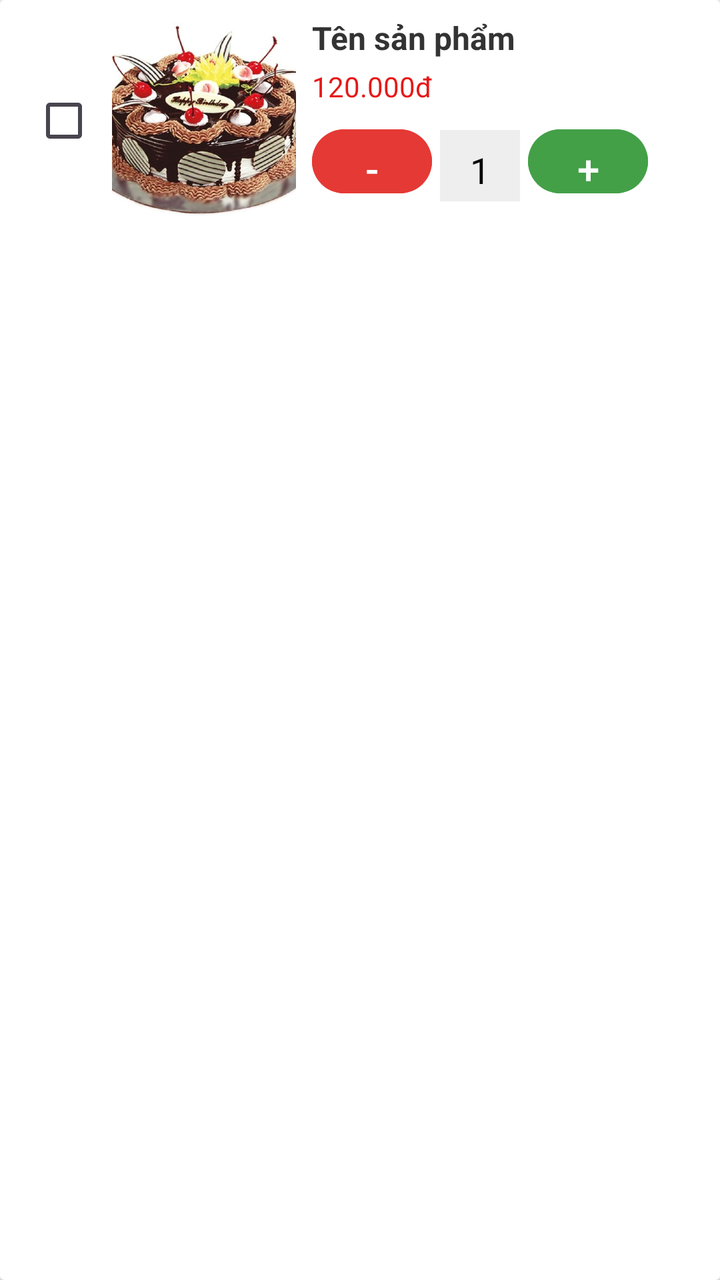
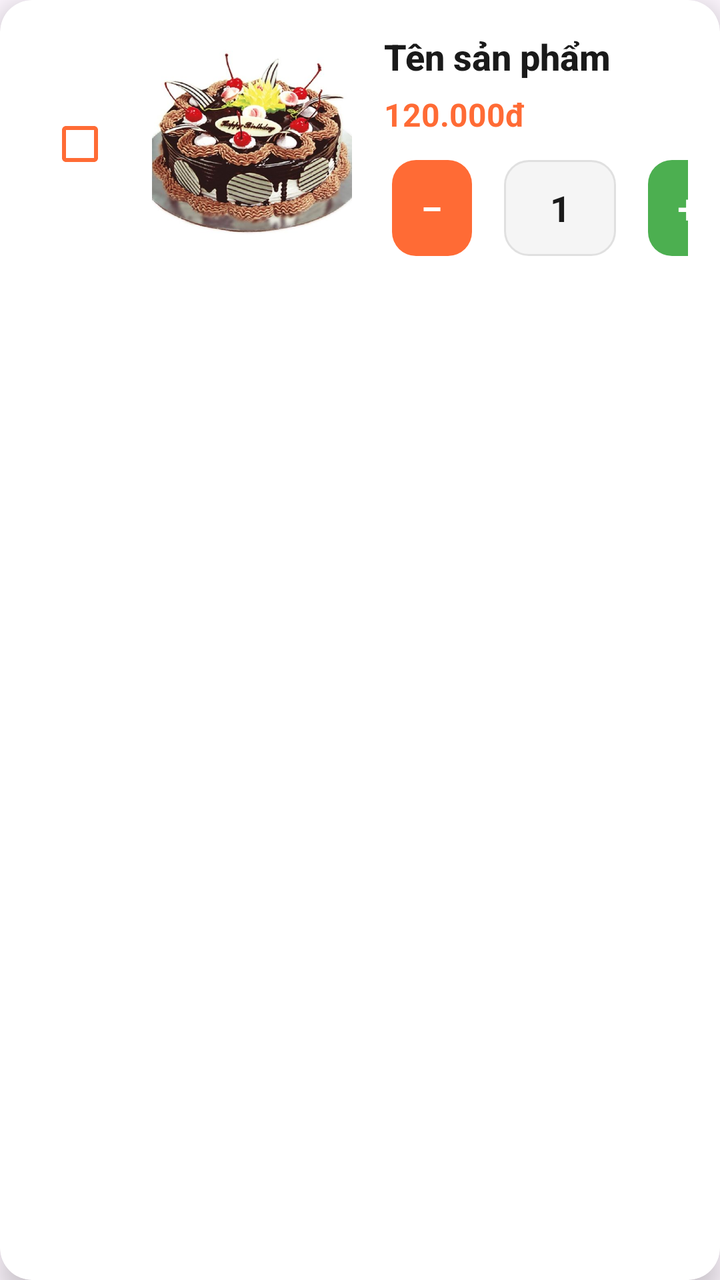

Before-and-after screenshots of an Android layout around one commit, followed by the original layout XML and the change that was made.
<!-- AndroidManifest.xml: application theme Theme.MyApplication -->
<!-- res/layout/item_cart.xml -->
<?xml version="1.0" encoding="utf-8"?>
<androidx.cardview.widget.CardView
    xmlns:android="http://schemas.android.com/apk/res/android"
    android:layout_width="match_parent"
    android:layout_height="wrap_content"
    android:layout_margin="8dp"
    android:elevation="4dp">

    <LinearLayout
        android:layout_width="match_parent"
        android:layout_height="wrap_content"
        android:orientation="horizontal"
        android:padding="8dp">

        <CheckBox
            android:id="@+id/cbCheck"
            android:layout_width="wrap_content"
            android:layout_height="wrap_content"
            android:layout_gravity="center_vertical" />

        <ImageView
            android:id="@+id/item_image1"
            android:layout_width="92dp"
            android:layout_height="105dp"
            android:scaleType="centerCrop"
            android:src="@drawable/anh1" />

        <LinearLayout
            android:layout_width="248dp"
            android:layout_height="105dp"
            android:layout_marginStart="8dp"
            android:layout_weight="1"
            android:orientation="vertical">

            <TextView
                android:id="@+id/item_name1"
                android:layout_width="wrap_content"
                android:layout_height="wrap_content"
                android:text="Tên sản phẩm"
                android:textColor="#333333"
                android:textSize="16sp"
                android:textStyle="bold" />

            <TextView
                android:id="@+id/item_price1"
                android:layout_width="wrap_content"
                android:layout_height="wrap_content"
                android:layout_marginTop="4dp"
                android:text="120.000đ"
                android:textColor="#E61818"
                android:textSize="14sp" />

            
            <LinearLayout
                android:layout_width="168dp"
                android:layout_height="40dp"
                android:layout_marginTop="8dp"
                android:orientation="horizontal">

                <Button
                    android:id="@+id/btn_Tru"
                    android:layout_width="60dp"
                    android:layout_height="40dp"
                    android:layout_marginEnd="4dp"
                    android:backgroundTint="#E53935"
                    android:text="-"
                    android:textColor="#FFFFFF"
                    android:textSize="20sp" />

                <TextView
                    android:id="@+id/item_quantity"
                    android:layout_width="40dp"
                    android:layout_height="40dp"
                    android:gravity="center"
                    android:text="1"
                    android:textSize="18sp"
                    android:textColor="#000000"
                    android:background="#EEEEEE"
                    android:layout_marginEnd="4dp" />

                <Button
                    android:id="@+id/btn_Tang"
                    android:layout_width="wrap_content"
                    android:layout_height="40dp"
                    android:backgroundTint="#43A047"
                    android:text="+"
                    android:textColor="#FFFFFF"
                    android:textSize="20sp" />

            </LinearLayout>
        </LinearLayout>
    </LinearLayout>
</androidx.cardview.widget.CardView>
<!-- resources referenced by this layout -->
<resources>
  <!-- drawable anh1: jpg bitmap (drawable, 50290 bytes) -->
  <style name="Theme.MyApplication" parent="Base.Theme.MyApplication" />
  <style name="Base.Theme.MyApplication" parent="Theme.Material3.DayNight.NoActionBar">
          
          
      </style>
</resources>

<!-- the commit's change to res/layout/item_cart.xml (unified diff, before → after) -->
@@ -1,34 +1,40 @@
 <?xml version="1.0" encoding="utf-8"?>
-<androidx.cardview.widget.CardView
+<com.google.android.material.card.MaterialCardView
     xmlns:android="http://schemas.android.com/apk/res/android"
+    xmlns:app="http://schemas.android.com/apk/res-auto"
     android:layout_width="match_parent"
     android:layout_height="wrap_content"
-    android:layout_margin="8dp"
-    android:elevation="4dp">
+    android:layout_margin="12dp"
+    app:cardCornerRadius="16dp"
+    app:cardElevation="8dp"
+    app:strokeWidth="0dp"
+    app:cardBackgroundColor="@android:color/white">
 
     <LinearLayout
         android:layout_width="match_parent"
         android:layout_height="wrap_content"
         android:orientation="horizontal"
-        android:padding="8dp">
+        android:padding="16dp"
+        android:gravity="center_vertical">
 
         <CheckBox
             android:id="@+id/cbCheck"
             android:layout_width="wrap_content"
             android:layout_height="wrap_content"
-            android:layout_gravity="center_vertical" />
+            android:layout_marginEnd="12dp"
+            android:buttonTint="#FF6B35" />
 
-        <ImageView
+        <com.google.android.material.imageview.ShapeableImageView
             android:id="@+id/item_image1"
-            android:layout_width="92dp"
-            android:layout_height="105dp"
+            android:layout_width="100dp"
+            android:layout_height="100dp"
             android:scaleType="centerCrop"
-            android:src="@drawable/anh1" />
+            android:src="@drawable/anh1"/>
 
         <LinearLayout
-            android:layout_width="248dp"
-            android:layout_height="105dp"
-            android:layout_marginStart="8dp"
+            android:layout_width="0dp"
+            android:layout_height="wrap_content"
+            android:layout_marginStart="16dp"
             android:layout_weight="1"
             android:orientation="vertical">
 
@@ -37,57 +43,68 @@
                 android:layout_width="wrap_content"
                 android:layout_height="wrap_content"
                 android:text="Tên sản phẩm"
-                android:textColor="#333333"
-                android:textSize="16sp"
-                android:textStyle="bold" />
+                android:textColor="#1A1A1A"
+                android:textSize="18sp"
+                android:textStyle="bold"
+                android:fontFamily="sans-serif-medium" />
 
             <TextView
                 android:id="@+id/item_price1"
                 android:layout_width="wrap_content"
                 android:layout_height="wrap_content"
-                android:layout_marginTop="4dp"
+                android:layout_marginTop="6dp"
                 android:text="120.000đ"
-                android:textColor="#E61818"
-                android:textSize="14sp" />
+                android:textColor="#FF6B35"
+                android:textSize="16sp"
+                android:textStyle="bold" />
 
             
             <LinearLayout
-                android:layout_width="168dp"
-                android:layout_height="40dp"
-                android:layout_marginTop="8dp"
-                android:orientation="horizontal">
+                android:layout_width="wrap_content"
+                android:layout_height="48dp"
+                android:layout_marginTop="12dp"
+                android:orientation="horizontal"
+                android:gravity="center_vertical">
 
-                <Button
+                <com.google.android.material.button.MaterialButton
                     android:id="@+id/btn_Tru"
-                    android:layout_width="60dp"
-                    android:layout_height="40dp"
-                    android:layout_marginEnd="4dp"
-                    android:backgroundTint="#E53935"
-                    android:text="-"
-                    android:textColor="#FFFFFF"
-                    android:textSize="20sp" />
+                    style="@style/Widget.Material3.Button.IconButton.Filled"
+                    android:layout_width="48dp"
+                    android:layout_height="48dp"
+                    android:text="−"
+                    android:textColor="@android:color/white"
+                    android:textSize="20sp"
+                    app:backgroundTint="#FF6B35"
+                    app:cornerRadius="12dp"
+                    android:insetTop="0dp"
+                    android:insetBottom="0dp" />
 
                 <TextView
                     android:id="@+id/item_quantity"
-                    android:layout_width="40dp"
-                    android:layout_height="40dp"
+                    android:layout_width="56dp"
+                    android:layout_height="48dp"
+                    android:layout_marginHorizontal="12dp"
                     android:gravity="center"
                     android:text="1"
                     android:textSize="18sp"
-                    android:textColor="#000000"
-                    android:background="#EEEEEE"
-                    android:layout_marginEnd="4dp" />
+                    android:textColor="#1A1A1A"
+                    android:textStyle="bold"
+                    android:background="@drawable/quantyy" />
 
-                <Button
+                <com.google.android.material.button.MaterialButton
                     android:id="@+id/btn_Tang"
-                    android:layout_width="wrap_content"
-                    android:layout_height="40dp"
-                    android:backgroundTint="#43A047"
+                    style="@style/Widget.Material3.Button.IconButton.Filled"
+                    android:layout_width="48dp"
+                    android:layout_height="48dp"
                     android:text="+"
-                    android:textColor="#FFFFFF"
-                    android:textSize="20sp" />
+                    android:textColor="@android:color/white"
+                    android:textSize="20sp"
+                    app:backgroundTint="#4CAF50"
+                    app:cornerRadius="12dp"
+                    android:insetTop="0dp"
+                    android:insetBottom="0dp" />
 
             </LinearLayout>
         </LinearLayout>
     </LinearLayout>
-</androidx.cardview.widget.CardView>
+</com.google.android.material.card.MaterialCardView>
<!-- resource entries referenced after the edit -->
@@ -1,6 +1,16 @@
 <!-- resources referenced by this layout -->
 <resources>
   <!-- drawable anh1: jpg bitmap (drawable, 50290 bytes) -->
+  <!-- drawable quantyy (drawable) -->
+  <?xml version="1.0" encoding="utf-8"?>
+  <shape xmlns:android="http://schemas.android.com/apk/res/android"
+      android:shape="rectangle">
+      <solid android:color="#F5F5F5" />
+      <corners android:radius="12dp" />
+      <stroke
+          android:width="1dp"
+          android:color="#E0E0E0" />
+  </shape>
   <style name="Theme.MyApplication" parent="Base.Theme.MyApplication" />
   <style name="Base.Theme.MyApplication" parent="Theme.Material3.DayNight.NoActionBar">
           
